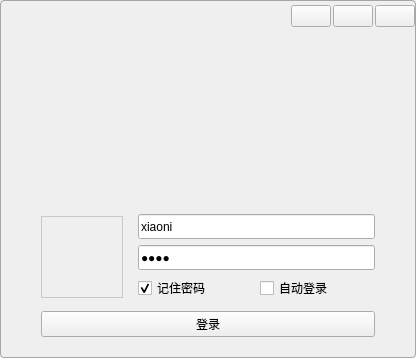
Before: the Qt Designer form Client/loginwidget.ui in HBS666-SB/MyChat, drawn with Qt 5.
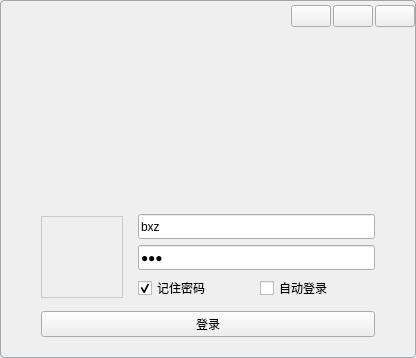
After: the same form once the commit is applied. Icons and pictures are not drawn.

Patch:
```diff
--- a/Client/loginwidget.ui
+++ b/Client/loginwidget.ui
@@ -281,7 +281,7 @@
                     </size>
                    </property>
                    <property name="text">
-                    <string>xiaoni</string>
+                    <string>bxz</string>
                    </property>
                    <property name="placeholderText">
                     <string>用户名</string>
@@ -303,7 +303,7 @@
                     </size>
                    </property>
                    <property name="text">
-                    <string>1234</string>
+                    <string>111</string>
                    </property>
                    <property name="echoMode">
                     <enum>QLineEdit::Password</enum>
```
